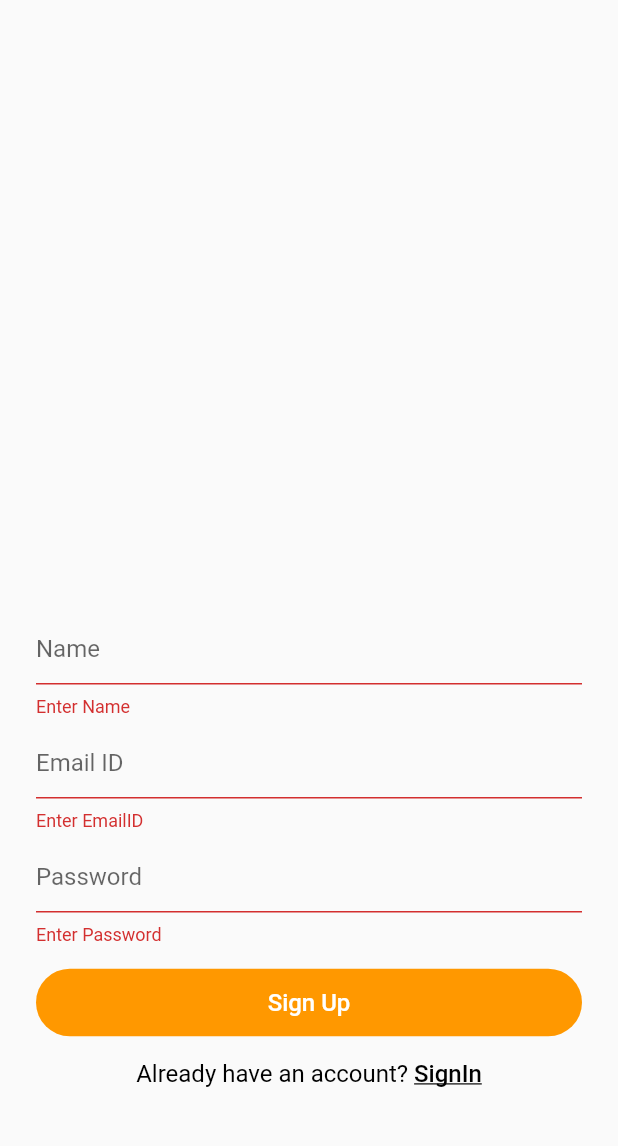
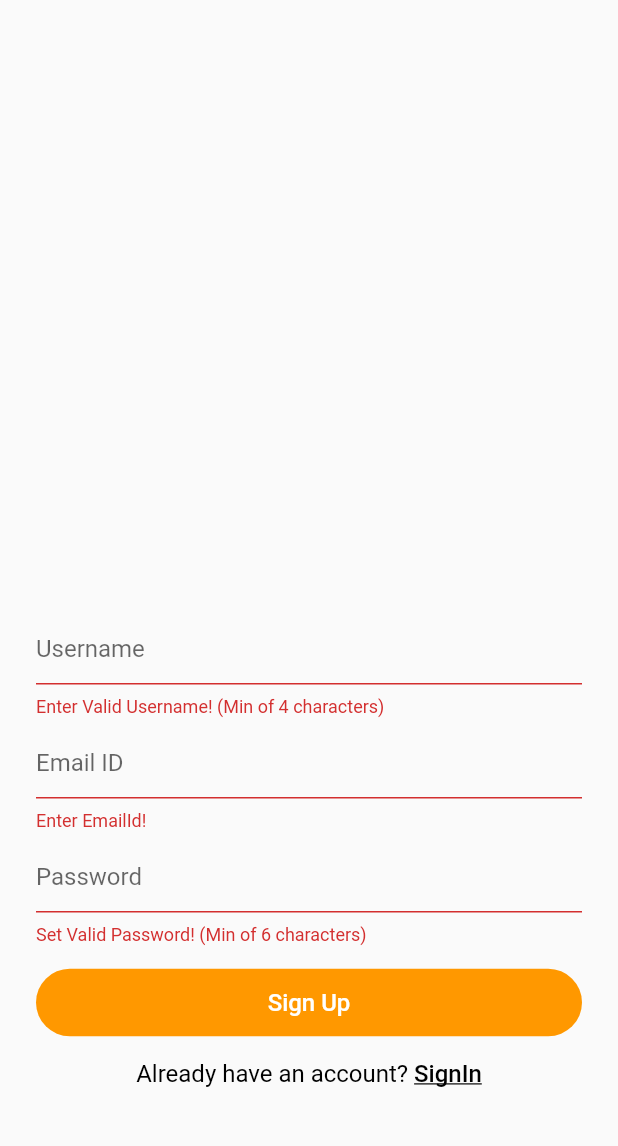
Before and after one commit to AMANSINGH5409/Quiz_Master_App, a Flutter app: the SignUpPage screen opened directly, after a tap on "SignIn", after a tap on "SignUp", after a tap on "Sign Up", on a phone screen of 412 x 824 dp, the part 58-1204 px from its top. Run offline on Flutter 3.47's test engine with Material 2 defaults, Android fonts, the phone set to English and light mode, and no system bars; our stand-ins replace cached_network_image, cloud_firestore, firebase_auth, firebase_core, random_string; accounts and stored records are empty.

Commit message:
Updation of email and password validation

```diff
--- a/lib/Pages/signinPage.dart
+++ b/lib/Pages/signinPage.dart
@@ -86,7 +86,9 @@ class _SignInPageState extends State<SignInPage> {
                     const SizedBox(height: 6.0),
                     TextFormField(
                       validator: (value) {
-                        return value!.isEmpty ? "Enter Password!" : null;
+                        return (value!.isEmpty || value.length < 6)
+                            ? "Enter Valid Password! (Min of 6 characters)"
+                            : null;
                       },
                       obscureText: true,
                       decoration: const InputDecoration(
--- a/lib/Pages/signupPage.dart
+++ b/lib/Pages/signupPage.dart
@@ -17,6 +17,7 @@ class SignUpPage extends StatefulWidget {
 class _SignUpPageState extends State<SignUpPage> {
   final _formKey = GlobalKey<FormState>();
   String email = "", password = "", name = "";
+  RegExp regExp = RegExp(r'[a-z0-9]+@[a-z]+\.[a-z]{2,3}');
   bool isLoading = false;
 
   AuthServices authServices = AuthServices();
@@ -62,10 +63,12 @@ class _SignUpPageState extends State<SignUpPage> {
                     const Spacer(),
                     TextFormField(
                       validator: (value) {
-                        return value!.isEmpty ? "Enter Name" : null;
+                        return (value!.isEmpty || value.length < 4)
+                            ? "Enter Valid Username! (Min of 4 characters)"
+                            : null;
                       },
                       decoration: const InputDecoration(
-                        hintText: "Name",
+                        hintText: "Username",
                       ),
                       onChanged: (val) {
                         name = val;
@@ -74,7 +77,11 @@ class _SignUpPageState extends State<SignUpPage> {
                     const SizedBox(height: 6.0),
                     TextFormField(
                         validator: (value) {
-                          return value!.isEmpty ? "Enter EmailID" : null;
+                          return value!.isNotEmpty
+                              ? !regExp.hasMatch(value.toString())
+                                  ? "Invalid EmailID!"
+                                  : null
+                              : "Enter EmailId!";
                         },
                         decoration: const InputDecoration(
                           hintText: "Email ID",
@@ -85,7 +92,9 @@ class _SignUpPageState extends State<SignUpPage> {
                     const SizedBox(height: 6.0),
                     TextFormField(
                       validator: (value) {
-                        return value!.isEmpty ? "Enter Password" : null;
+                        return (value!.isEmpty || value.length < 6)
+                            ? "Set Valid Password! (Min of 6 characters)"
+                            : null;
                       },
                       obscureText: true,
                       decoration: const InputDecoration(
```
